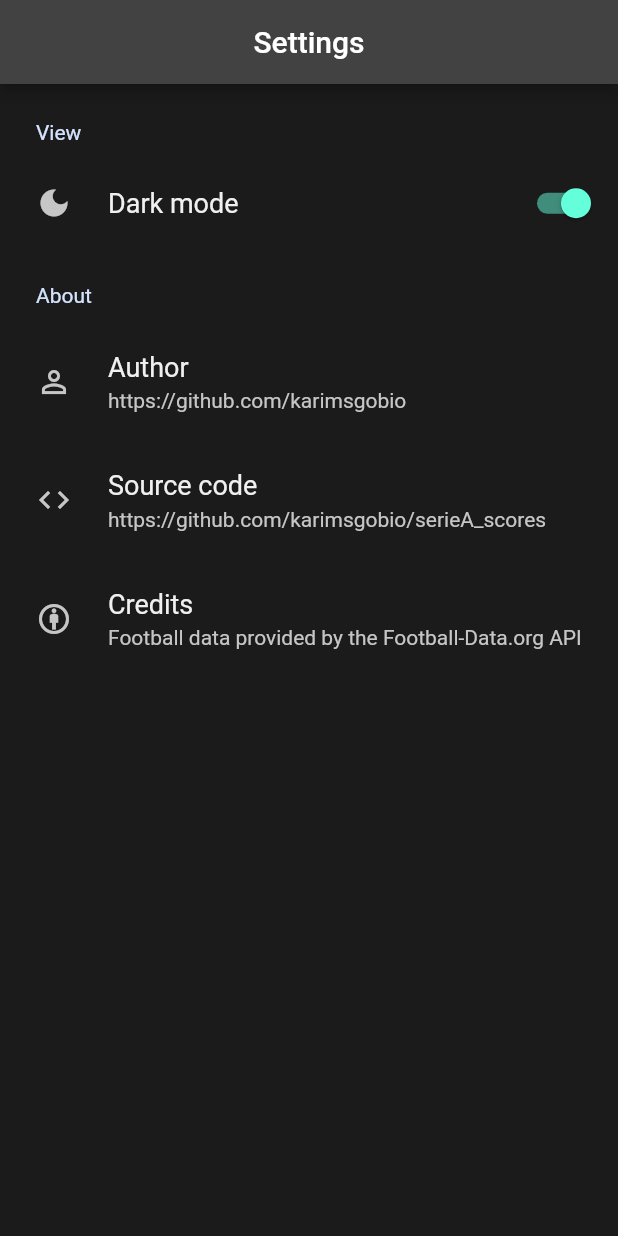
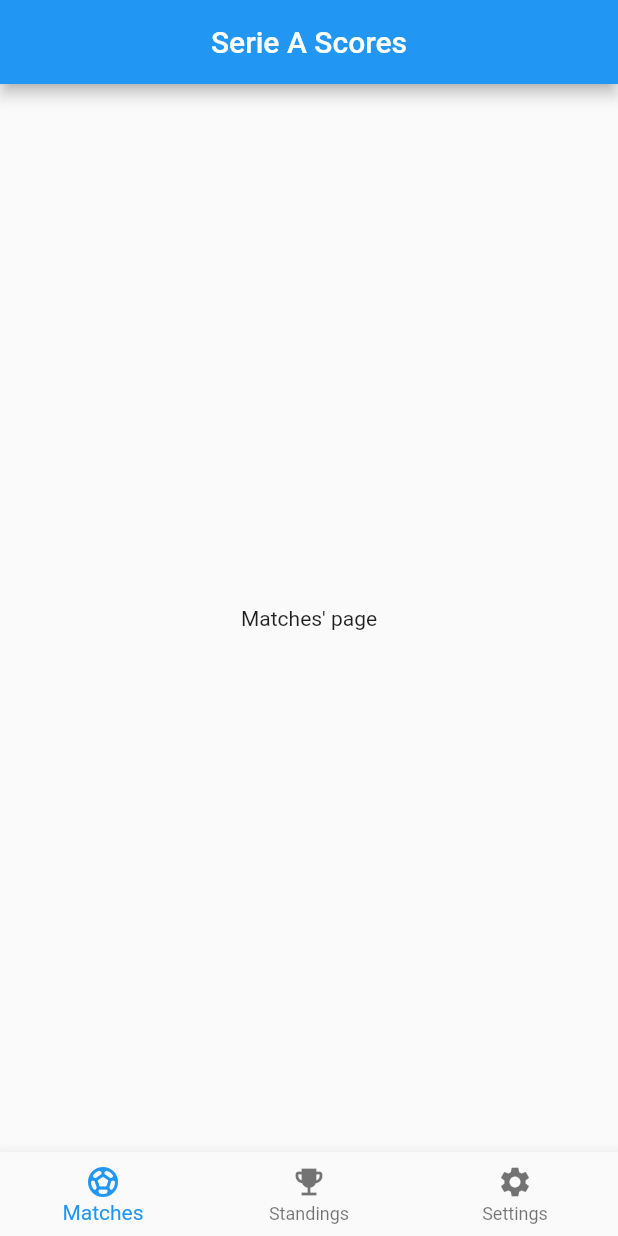
Before and after one commit to karimsgobio/serieA_scores, a Flutter app: the screen it shows after launch, on a phone screen of 412 x 824 dp. Run offline on Flutter 3.47's test engine with Material 2 defaults, Android fonts, the phone set to English and light mode, and no system bars; drawn by our look-alikes of settings_ui; our stand-ins replace flutter_dotenv.

```diff
--- a/lib/main.dart
+++ b/lib/main.dart
@@ -1,10 +1,26 @@
 import 'package:flutter/material.dart';
 import 'package:flutter_dotenv/flutter_dotenv.dart';
-import 'package:serie_a_scores/pages/settings.dart';
+import 'package:serie_a_scores/screens/home.dart';
+import 'package:serie_a_scores/screens/settings.dart';
 import 'models/match.dart';
 import 'package:http/http.dart' as http;
 import 'dart:convert';
 
+void main() => runApp(const MyApp());
+
+class MyApp extends StatelessWidget {
+  const MyApp({ Key? key }) : super(key: key);
+
+  @override
+  Widget build(BuildContext context) {
+    return const MaterialApp(
+      debugShowCheckedModeBanner: false,
+      home: Home(),
+    );
+  }
+}
+
+/*
 Future<void> main() async {
   await dotenv.load();
 
@@ -57,3 +73,4 @@ class _MyAppState extends State<MyApp> {
     );
   }
 }
+*/
--- a/lib/pages/home.dart
+++ /dev/null
@@ -1,17 +0,0 @@
-import 'package:flutter/material.dart';
-
-class Home extends StatefulWidget {
-  const Home({ Key? key }) : super(key: key);
-
-  @override
-  State<Home> createState() => _HomeState();
-}
-
-class _HomeState extends State<Home> {
-  @override
-  Widget build(BuildContext context) {
-    return Container(
-
-    );
-  }
-}
--- /dev/null
+++ b/lib/screens/home.dart
@@ -0,0 +1,57 @@
+import 'package:flutter/material.dart';
+import 'package:serie_a_scores/screens/matches.dart';
+import 'package:serie_a_scores/screens/settings.dart';
+import 'package:serie_a_scores/screens/standings.dart';
+
+class Home extends StatefulWidget {
+  const Home({ Key? key }) : super(key: key);
+
+  @override
+  State<Home> createState() => _HomeState();
+}
+
+class _HomeState extends State<Home> {
+  int _selectedIndex = 0;
+
+  final _pages = [
+    const Matches(),
+    const Standings(),
+    Settings()
+  ];
+
+  void _onItemTapped(int index) {
+    setState(() {
+      _selectedIndex = index;
+    });
+  }
+
+  @override
+  Widget build(BuildContext context) {
+    return Scaffold(
+      appBar: AppBar(
+        title: const Center(
+          child: Text('Serie A Scores')
+        ),
+      ),
+      body: _pages[_selectedIndex],
+      bottomNavigationBar: BottomNavigationBar(
+        items: const <BottomNavigationBarItem>[
+          BottomNavigationBarItem(
+            icon: Icon(Icons.sports_soccer),
+            label: 'Matches'
+          ),
+          BottomNavigationBarItem(
+            icon: Icon(Icons.emoji_events),
+            label: 'Standings'
+          ),
+          BottomNavigationBarItem(
+            icon: Icon(Icons.settings),
+            label: 'Settings'
+          ),
+        ],
+        currentIndex: _selectedIndex,
+        onTap: _onItemTapped,
+      ),
+    );
+  }
+}
--- /dev/null
+++ b/lib/screens/matches.dart
@@ -0,0 +1,17 @@
+import 'package:flutter/material.dart';
+
+class Matches extends StatefulWidget {
+  const Matches({ Key? key }) : super(key: key);
+
+  @override
+  State<Matches> createState() => _MatchesState();
+}
+
+class _MatchesState extends State<Matches> {
+  @override
+  Widget build(BuildContext context) {
+    return const Center(
+      child: Text('Matches\' page'),
+    );
+  }
+}
--- a/lib/pages/settings.dart
+++ b/lib/screens/settings.dart
@@ -16,7 +16,6 @@ class Settings extends StatelessWidget {
   @override
   Widget build(BuildContext context) {
     return Scaffold(
-      appBar: AppBar(title: const Center(child: Text('Settings'))),
       body: SettingsList(
         sections: [
           SettingsSection(
--- a/lib/pages/standings.dart
+++ b/lib/screens/standings.dart
@@ -10,8 +10,8 @@ class Standings extends StatefulWidget {
 class _StandingsState extends State<Standings> {
   @override
   Widget build(BuildContext context) {
-    return Container(
-
+    return const Center(
+      child: Text('Standings\' page'),
     );
   }
 }
```
